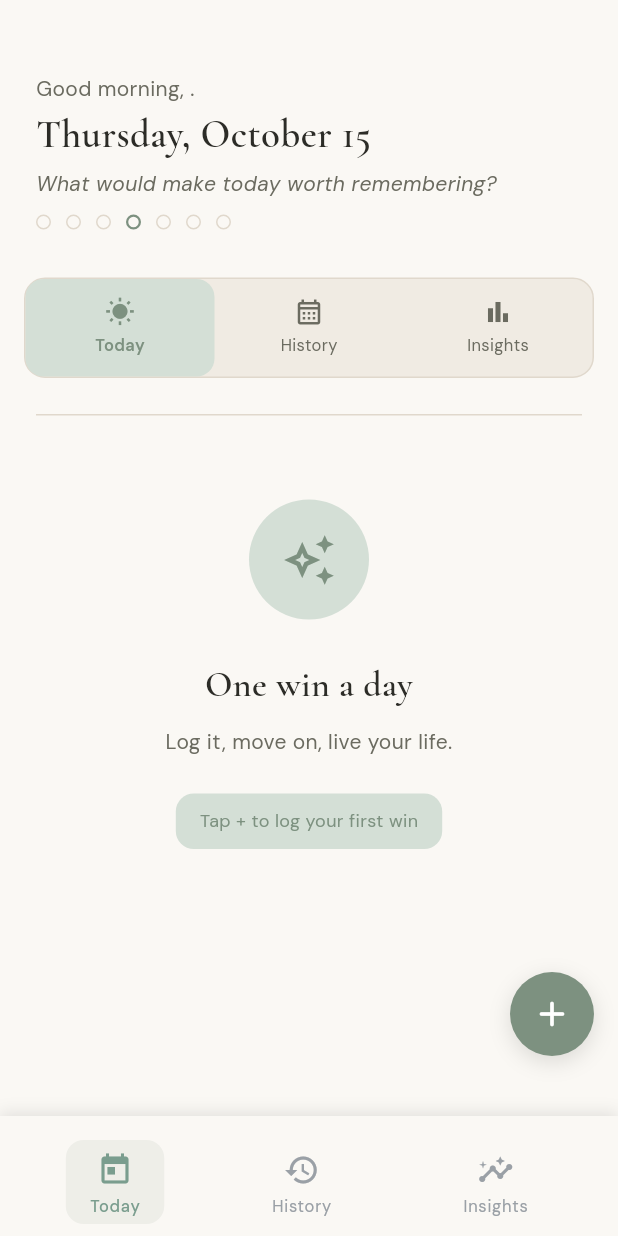
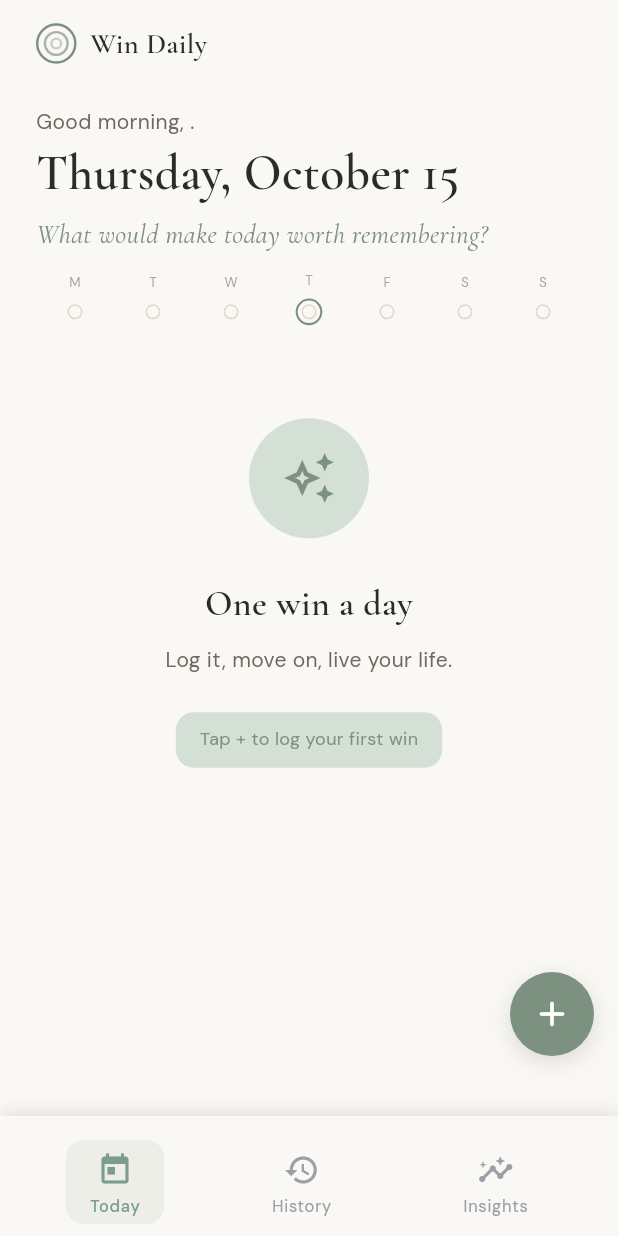
Before and after one commit to dailywinai-ui/my-flutter-app, a Flutter app: the TodayScreen screen opened by its route, on a phone screen of 412 x 824 dp. Run offline on Flutter 3.47's test engine with Material 3 defaults, Android fonts, the phone set to English and light mode, and no system bars; our stand-ins replace cached_network_image, connectivity_plus, fl_chart, flutter_local_notifications, flutter_svg, flutter_timezone and 9 more; missing offline and left inert: universal_html; accounts and stored records are empty; project files that could hold a hidden picture were left out.

Commit message:
Today redesign: a quiet page, matching the approved sketch

```diff
--- a/lib/presentation/today_screen/today_screen.dart
+++ b/lib/presentation/today_screen/today_screen.dart
@@ -309,7 +309,28 @@ class _TodayScreenState extends State<TodayScreen>
                       child: Column(
                         crossAxisAlignment: CrossAxisAlignment.start,
                         children: [
-                          const SizedBox(height: 48),
+                          const SizedBox(height: 14),
+
+                          // Brand row
+                          Padding(
+                            padding: const EdgeInsets.symmetric(horizontal: 24),
+                            child: Row(
+                              children: [
+                                _buildRingsMark(27),
+                                const SizedBox(width: 9),
+                                Text(
+                                  'Win Daily',
+                                  style: GoogleFonts.cormorantGaramond(
+                                    fontSize: 19,
+                                    fontWeight: FontWeight.w600,
+                                    color: WDDLDesignSystem.ink,
+                                  ),
+                                ),
+                              ],
+                            ),
+                          ),
+
+                          const SizedBox(height: 26),
 
                           // Greeting + date header
                           Padding(
@@ -327,7 +348,7 @@ class _TodayScreenState extends State<TodayScreen>
                                 Text(
                                   _formatDate(DateTime.now()),
                                   style: GoogleFonts.cormorantGaramond(
-                                    fontSize: 26,
+                                    fontSize: 33,
                                     fontWeight: FontWeight.w600,
                                     color: WDDLDesignSystem.ink,
                                     height: 1.2,
@@ -336,9 +357,10 @@ class _TodayScreenState extends State<TodayScreen>
                                 const SizedBox(height: 6),
                                 Text(
                                   _getDayPrompt(),
-                                  style: WDDLDesignSystem.body.copyWith(
-                                    color: WDDLDesignSystem.inkMuted,
+                                  style: GoogleFonts.cormorantGaramond(
+                                    fontSize: 18,
                                     fontStyle: FontStyle.italic,
+                                    color: WDDLDesignSystem.sage,
                                   ),
                                 ),
                                 const SizedBox(height: 10),
@@ -347,21 +369,7 @@ class _TodayScreenState extends State<TodayScreen>
                             ),
                           ),
 
-                          const SizedBox(height: 24),
-
-                          // Tab navigation
-                          TabNavigationWidget(
-                            currentIndex: _currentTabIndex,
-                            onTabChanged: _onTabChanged,
-                          ),
-
-                          // Divider
-                          Container(
-                            height: 1,
-                            margin: const EdgeInsets.symmetric(
-                                horizontal: 24, vertical: 16),
-                            color: WDDLDesignSystem.beigeDark,
-                          ),
+                          const SizedBox(height: 22),
                         ],
                       ),
                     ),
@@ -495,43 +503,56 @@ class _TodayScreenState extends State<TodayScreen>
   Widget _buildMemoryCard() {
     final mem = _memoryWin;
     if (mem == null) return const SizedBox.shrink();
-    return GestureDetector(
+    final date = mem['date'] as DateTime;
+    const months = [
+      'JANUARY', 'FEBRUARY', 'MARCH', 'APRIL', 'MAY', 'JUNE',
+      'JULY', 'AUGUST', 'SEPTEMBER', 'OCTOBER', 'NOVEMBER', 'DECEMBER',
+    ];
+    final ago = mem['ago'] as String;
+    final agoCap =
+        ago.isEmpty ? ago : ago[0].toUpperCase() + ago.substring(1);
+    return SizedBox(
+      width: double.infinity,
+      child: GestureDetector(
         onTap: () => Navigator.pushNamed(
           context,
           '/win-detail-screen',
           arguments: mem,
         ),
-      child: Container(
-        width: double.infinity,
-        padding: const EdgeInsets.all(20),
-        decoration: BoxDecoration(
-          color: Colors.white,
-          borderRadius: BorderRadius.circular(12),
-          border: Border.all(color: WDDLDesignSystem.beigeDark, width: 1),
-        ),
         child: Column(
           crossAxisAlignment: CrossAxisAlignment.start,
           children: [
             Text(
-              'MEMORIES',
+              'FROM YOUR ARCHIVE \u00B7 ${months[date.month - 1]} ${date.day}',
               style: WDDLDesignSystem.eyebrow
                   .copyWith(color: WDDLDesignSystem.sage),
             ),
             const SizedBox(height: 10),
             Text(
-              '"${mem['title']}"',
+              mem['title'] as String,
               style: GoogleFonts.cormorantGaramond(
-                fontSize: 17,
+                fontSize: 19,
                 fontStyle: FontStyle.italic,
                 color: WDDLDesignSystem.ink,
-                height: 1.5,
+                height: 1.4,
               ),
             ),
-            const SizedBox(height: 10),
-            Text(
-              'From ${mem['ago']}',
+            const SizedBox(height: 6),
+            RichText(
+              text: TextSpan(
                 style: WDDLDesignSystem.caption
-                  .copyWith(color: WDDLDesignSystem.sage),
+                    .copyWith(color: WDDLDesignSystem.inkMuted),
+                children: [
+                  TextSpan(
+                    text: agoCap,
+                    style: TextStyle(
+                      color: WDDLDesignSystem.sage,
+                      fontWeight: FontWeight.w600,
+                    ),
+                  ),
+                  const TextSpan(text: ' \u00B7 Tap to reread'),
+                ],
+              ),
             ),
           ],
         ),
@@ -546,26 +567,80 @@ class _TodayScreenState extends State<TodayScreen>
     return 'What went right today?';
   }
 
+  Widget _buildRingsMark(double size) {
+    Widget ring(double s, double opacity) => Container(
+          width: s,
+          height: s,
+          decoration: BoxDecoration(
+            shape: BoxShape.circle,
+            border: Border.all(
+              color: WDDLDesignSystem.sage.withValues(alpha: opacity),
+              width: 1.6,
+            ),
+          ),
+        );
+    return SizedBox(
+      width: size,
+      height: size,
+      child: Stack(
+        alignment: Alignment.center,
+        children: [
+          ring(size, 1),
+          ring(size * 0.62, 0.65),
+          ring(size * 0.3, 0.4),
+        ],
+      ),
+    );
+  }
+
   Widget _buildWeekDots() {
+    const letters = ['M', 'T', 'W', 'T', 'F', 'S', 'S'];
     final todayWeekday = DateTime.now().weekday;
     return Row(
       children: List.generate(7, (i) {
         final weekday = i + 1;
         final logged = _weekDots.contains(weekday);
         final isToday = weekday == todayWeekday;
-        return Container(
-          margin: EdgeInsets.only(right: i == 6 ? 0 : 10),
+        final dot = Container(
           width: 10,
           height: 10,
           decoration: BoxDecoration(
             shape: BoxShape.circle,
             color: logged ? WDDLDesignSystem.sage : Colors.transparent,
             border: Border.all(
-              color: isToday
-                  ? WDDLDesignSystem.sage
-                  : WDDLDesignSystem.beigeDark,
-              width: isToday ? 1.5 : 1,
+              color:
+                  logged ? WDDLDesignSystem.sage : WDDLDesignSystem.beigeDark,
+              width: 1,
             ),
+          ),
+        );
+        return Expanded(
+          child: Column(
+            children: [
+              Text(
+                letters[i],
+                style: WDDLDesignSystem.caption.copyWith(
+                  fontSize: 9,
+                  letterSpacing: 1,
+                  color: WDDLDesignSystem.inkMuted.withValues(alpha: 0.6),
+                ),
+              ),
+              const SizedBox(height: 5),
+              isToday
+                  ? Container(
+                      padding: const EdgeInsets.all(2.5),
+                      decoration: BoxDecoration(
+                        shape: BoxShape.circle,
+                        border: Border.all(
+                            color: WDDLDesignSystem.sage, width: 1.4),
+                      ),
+                      child: dot,
+                    )
+                  : Padding(
+                      padding: const EdgeInsets.all(2.5),
+                      child: dot,
+                    ),
+            ],
           ),
         );
       }),
@@ -613,48 +688,32 @@ class _TodayScreenState extends State<TodayScreen>
     if (m == null) return const SizedBox.shrink();
     return Container(
       width: double.infinity,
-      margin: const EdgeInsets.only(bottom: 16),
-      padding: const EdgeInsets.all(20),
+      margin: const EdgeInsets.only(bottom: 20),
+      padding: const EdgeInsets.symmetric(vertical: 11),
       decoration: BoxDecoration(
-        color: WDDLDesignSystem.sageBg.withValues(alpha: 0.7),
-        borderRadius: BorderRadius.circular(12),
-        border: Border.all(color: WDDLDesignSystem.sagePale, width: 1),
+        border: Border(
+          top: BorderSide(color: WDDLDesignSystem.beigeDark, width: 1),
+          bottom: BorderSide(color: WDDLDesignSystem.beigeDark, width: 1),
         ),
-      child: Column(
-        crossAxisAlignment: CrossAxisAlignment.start,
+      ),
+      child: Row(
         children: [
-          Row(
-            children: [
-              Text(
-                'MILESTONE',
-                style: WDDLDesignSystem.eyebrow
-                    .copyWith(color: WDDLDesignSystem.sage),
+          _buildRingsMark(20),
+          const SizedBox(width: 10),
+          Expanded(
+            child: Text(
+              m['title'] as String,
+              style: GoogleFonts.cormorantGaramond(
+                fontSize: 17,
+                fontStyle: FontStyle.italic,
+                color: WDDLDesignSystem.ink,
               ),
-              const Spacer(),
+            ),
+          ),
           GestureDetector(
             onTap: _dismissMilestone,
             child: const Icon(Icons.close_rounded,
-                    size: 18, color: WDDLDesignSystem.inkMuted),
-              ),
-            ],
-          ),
-          const SizedBox(height: 10),
-          Text(
-            m['title'] as String,
-            style: GoogleFonts.cormorantGaramond(
-              fontSize: 22,
-              fontWeight: FontWeight.w600,
-              color: WDDLDesignSystem.ink,
-              height: 1.3,
-            ),
-          ),
-          const SizedBox(height: 6),
-          Text(
-            'Your archive is becoming something irreplaceable.',
-            style: WDDLDesignSystem.body.copyWith(
-              color: WDDLDesignSystem.inkMuted,
-              fontStyle: FontStyle.italic,
-            ),
+                size: 16, color: WDDLDesignSystem.inkMuted),
           ),
         ],
       ),
@@ -681,46 +740,71 @@ class _TodayScreenState extends State<TodayScreen>
   }
 
   Widget _buildWinState() {
+    final win = _todayWin!;
+    final ts = win['timestamp'] as DateTime?;
+    String agoText = '';
+    if (ts != null) {
+      final diff = DateTime.now().difference(ts);
+      if (diff.inMinutes < 1) {
+        agoText = 'just now';
+      } else if (diff.inMinutes < 60) {
+        agoText = '${diff.inMinutes}m ago';
+      } else if (diff.inHours < 24) {
+        agoText = '${diff.inHours}h ago';
+      } else {
+        agoText = '${diff.inDays}d ago';
+      }
+    }
     return Padding(
       padding: const EdgeInsets.symmetric(horizontal: 24),
       child: Column(
+        crossAxisAlignment: CrossAxisAlignment.start,
         children: [
           WDDLDesignSystem.newWinCardAnimation(
-            child: WinCardWidget(
-              winData: _todayWin!,
+            child: GestureDetector(
+              behavior: HitTestBehavior.opaque,
               onTap: _onWinCardTap,
               onLongPress: _onWinCardLongPress,
+              child: Column(
+                crossAxisAlignment: CrossAxisAlignment.start,
+                children: [
+                  Text(
+                    "TODAY'S WIN",
+                    style: WDDLDesignSystem.eyebrow
+                        .copyWith(color: WDDLDesignSystem.sage),
+                  ),
+                  const SizedBox(height: 10),
+                  Text(
+                    win['title'] as String? ?? '',
+                    style: GoogleFonts.cormorantGaramond(
+                      fontSize: 25,
+                      color: WDDLDesignSystem.ink,
+                      height: 1.32,
                     ),
                   ),
-
-          const SizedBox(height: 12),
-
-          // Win logged banner
-          Container(
-            width: double.infinity,
-            padding: const EdgeInsets.symmetric(horizontal: 16, vertical: 12),
-            decoration: BoxDecoration(
-              color: WDDLDesignSystem.sageBg.withValues(alpha: 0.5),
-              borderRadius: BorderRadius.circular(10),
-              border: Border.all(color: WDDLDesignSystem.sagePale),
+                  const SizedBox(height: 10),
+                  Row(
+                    children: [
+                      Text(
+                        agoText.isEmpty ? 'Saved' : 'Saved \u00B7 $agoText',
+                        style: WDDLDesignSystem.caption
+                            .copyWith(color: WDDLDesignSystem.inkMuted),
                       ),
-            child: Row(
-              children: [
-                const Icon(Icons.check_circle_outline_rounded,
-                    color: WDDLDesignSystem.sage, size: 18),
-                const SizedBox(width: 10),
+                      const Spacer(),
                       Text(
-                  WDDLDesignSystem.winLoggedMessage,
-                  style: WDDLDesignSystem.body.copyWith(
+                        'Add a reflection \u2192',
+                        style: WDDLDesignSystem.caption.copyWith(
                           color: WDDLDesignSystem.sage,
-                    fontWeight: FontWeight.w500,
+                          fontWeight: FontWeight.w600,
                         ),
                       ),
                     ],
                   ),
+                ],
               ),
-
-          const SizedBox(height: 12),
+            ),
+          ),
+          const SizedBox(height: 18),
           _buildMilestoneCard(),
           _buildMemoryCard(),
           const SizedBox(height: 80),
```
Also changed, not shown: 2 other files. Lines whose indentation alone changed are shown as unchanged.
